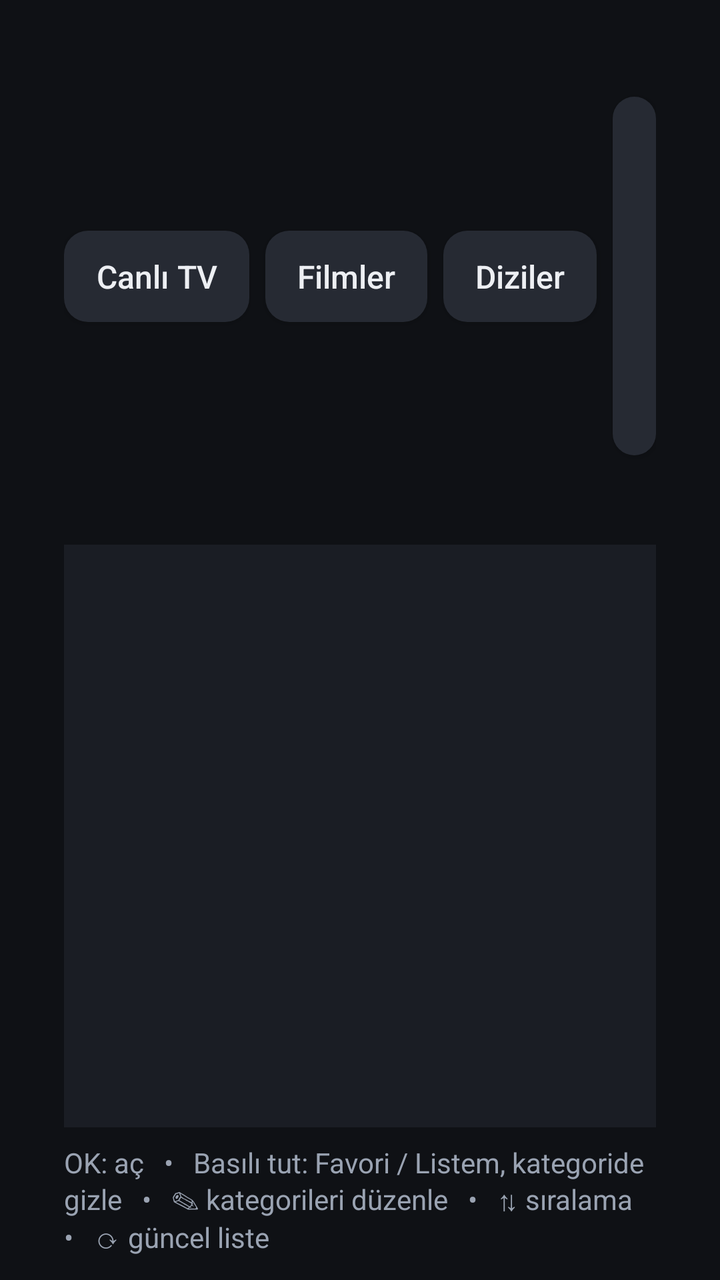
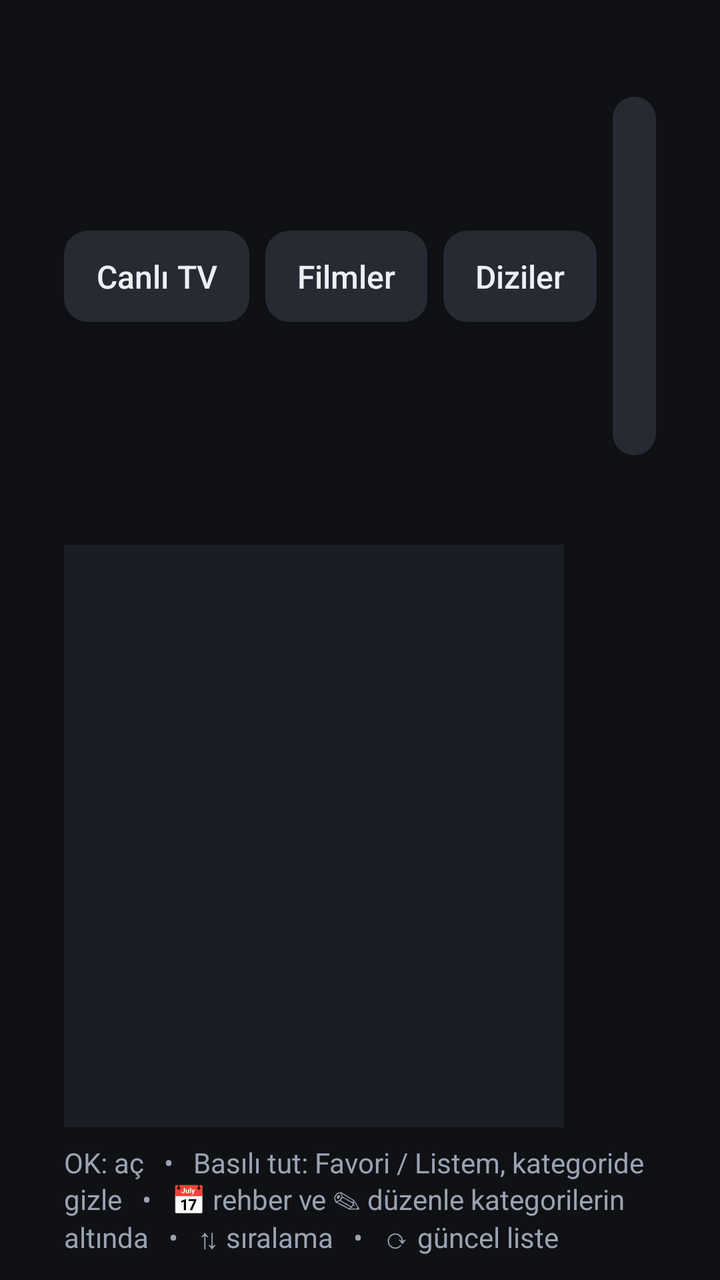

Screens rendered from an Android XML layout before and after an edit, with the pre-edit source and the edit as a unified diff.
<!-- AndroidManifest.xml: application theme AppTheme -->
<!-- res/layout/activity_channels.xml -->
<?xml version="1.0" encoding="utf-8"?>
<LinearLayout xmlns:android="http://schemas.android.com/apk/res/android"
    android:layout_width="match_parent"
    android:layout_height="match_parent"
    android:background="@color/bg"
    android:orientation="vertical"
    android:paddingLeft="32dp"
    android:paddingTop="20dp"
    android:paddingRight="32dp"
    android:paddingBottom="12dp">

    <LinearLayout
        android:layout_width="match_parent"
        android:layout_height="wrap_content"
        android:gravity="center_vertical"
        android:orientation="horizontal">

        <Button
            android:id="@+id/tabLive"
            style="@style/Btn"
            android:text="Canlı TV" />

        <Button
            android:id="@+id/tabMovies"
            style="@style/Btn"
            android:layout_marginLeft="8dp"
            android:text="Filmler" />

        <Button
            android:id="@+id/tabSeries"
            style="@style/Btn"
            android:layout_marginLeft="8dp"
            android:text="Diziler" />

        <Button
            android:id="@+id/tabList"
            style="@style/Btn"
            android:layout_marginLeft="8dp"
            android:text="☰ Listem" />

        <Button
            android:id="@+id/tabFav"
            style="@style/Btn"
            android:layout_marginLeft="8dp"
            android:text="★ Favoriler" />

        <EditText
            android:id="@+id/etSearch"
            style="@style/Input"
            android:layout_width="0dp"
            android:layout_marginLeft="16dp"
            android:layout_marginTop="0dp"
            android:layout_weight="1"
            android:hint="Ara…"
            android:imeOptions="actionSearch"
            android:inputType="text"
            android:padding="10dp"
            android:textSize="16sp" />

        <Button
            android:id="@+id/btnSort"
            style="@style/Btn"
            android:layout_marginLeft="8dp"
            android:text="⇅ Sıra" />

        <Button
            android:id="@+id/btnReload"
            style="@style/Btn"
            android:layout_marginLeft="8dp"
            android:text="⟳ Yenile" />

        <Button
            android:id="@+id/btnAccount"
            style="@style/Btn"
            android:layout_marginLeft="8dp"
            android:text="⚙" />
    </LinearLayout>

    <FrameLayout
        android:layout_width="match_parent"
        android:layout_height="0dp"
        android:layout_marginTop="16dp"
        android:layout_weight="1">

        <LinearLayout
            android:layout_width="match_parent"
            android:layout_height="match_parent"
            android:orientation="horizontal">

            <androidx.recyclerview.widget.RecyclerView
                android:id="@+id/rvCategories"
                android:layout_width="300dp"
                android:layout_height="match_parent"
                android:background="@color/panel"
                android:clipToPadding="false"
                android:padding="8dp" />

            <androidx.recyclerview.widget.RecyclerView
                android:id="@+id/rvChannels"
                android:layout_width="0dp"
                android:layout_height="match_parent"
                android:layout_marginLeft="16dp"
                android:layout_weight="1"
                android:clipToPadding="false"
                android:padding="4dp" />
        </LinearLayout>

        <LinearLayout
            android:id="@+id/loading"
            android:layout_width="wrap_content"
            android:layout_height="wrap_content"
            android:layout_gravity="center"
            android:gravity="center"
            android:orientation="vertical"
            android:visibility="gone">

            <ProgressBar
                android:layout_width="56dp"
                android:layout_height="56dp" />

            <TextView
                android:id="@+id/tvLoading"
                android:layout_width="wrap_content"
                android:layout_height="wrap_content"
                android:layout_marginTop="12dp"
                android:textColor="@color/text_dim"
                android:textSize="16sp" />
        </LinearLayout>

        <TextView
            android:id="@+id/tvEmpty"
            android:layout_width="wrap_content"
            android:layout_height="wrap_content"
            android:layout_gravity="center"
            android:layout_marginLeft="300dp"
            android:gravity="center"
            android:padding="24dp"
            android:textColor="@color/text_dim"
            android:textSize="18sp"
            android:visibility="gone" />
    </FrameLayout>

    <TextView
        android:id="@+id/tvHint"
        android:layout_width="match_parent"
        android:layout_height="wrap_content"
        android:layout_marginTop="8dp"
        android:text="OK: aç   •   Basılı tut: Favori / Listem, kategoride gizle   •   ✎ kategorileri düzenle   •   ⇅ sıralama   •   ⟳ güncel liste"
        android:textColor="@color/text_dim"
        android:textSize="14sp" />
</LinearLayout>
<!-- resources referenced by this layout -->
<resources>
  <color name="bg">#0F1115</color>
  <color name="panel">#1A1D24</color>
  <color name="text_dim">#9AA3B2</color>
  <style name="Btn">
          <item name="android:layout_width">wrap_content</item>
          <item name="android:layout_height">wrap_content</item>
          <item name="android:background">@drawable/bg_button</item>
          <item name="android:textColor">@color/item_text</item>
          <item name="android:textAllCaps">false</item>
          <item name="android:textSize">16sp</item>
          <item name="android:paddingLeft">16dp</item>
          <item name="android:paddingRight">16dp</item>
          <item name="android:paddingTop">12dp</item>
          <item name="android:paddingBottom">12dp</item>
          <item name="android:minHeight">0dp</item>
          <item name="android:minWidth">0dp</item>
          <item name="android:focusable">true</item>
      </style>
  <style name="Input">
          <item name="android:layout_width">match_parent</item>
          <item name="android:layout_height">wrap_content</item>
          <item name="android:layout_marginTop">12dp</item>
          <item name="android:background">@drawable/bg_input</item>
          <item name="android:padding">14dp</item>
          <item name="android:textColor">@color/text</item>
          <item name="android:textColorHint">@color/text_dim</item>
          <item name="android:textSize">18sp</item>
          <item name="android:singleLine">true</item>
          <item name="android:imeOptions">actionNext</item>
      </style>
  <style name="AppTheme" parent="Theme.AppCompat.NoActionBar">
          <item name="android:windowBackground">@color/bg</item>
          <item name="colorPrimary">@color/accent</item>
          <item name="colorPrimaryDark">@color/bg</item>
          <item name="colorAccent">@color/accent</item>
          <item name="android:textColorPrimary">@color/text</item>
          <item name="android:textColorSecondary">@color/text_dim</item>
      </style>
  <!-- drawable bg_button (drawable) -->
  <?xml version="1.0" encoding="utf-8"?>
  <selector xmlns:android="http://schemas.android.com/apk/res/android">
      <item android:state_focused="true">
          <shape>
              <solid android:color="@color/accent" />
              <corners android:radius="12dp" />
          </shape>
      </item>
      <item android:state_activated="true">
          <shape>
              <solid android:color="@color/panel_light" />
              <stroke android:width="2dp" android:color="@color/accent" />
              <corners android:radius="12dp" />
          </shape>
      </item>
      <item>
          <shape>
              <solid android:color="@color/panel_light" />
              <corners android:radius="12dp" />
          </shape>
      </item>
  </selector>
  <!-- drawable bg_input (drawable) -->
  <?xml version="1.0" encoding="utf-8"?>
  <selector xmlns:android="http://schemas.android.com/apk/res/android">
      <item android:state_focused="true">
          <shape>
              <solid android:color="@color/panel" />
              <stroke android:width="2dp" android:color="@color/accent" />
              <corners android:radius="10dp" />
          </shape>
      </item>
      <item>
          <shape>
              <solid android:color="@color/panel" />
              <stroke android:width="1dp" android:color="@color/line" />
              <corners android:radius="10dp" />
          </shape>
      </item>
  </selector>
  <color name="text">#EDEFF3</color>
  <color name="accent">#2FD3A6</color>
  <color name="panel_light">#262A33</color>
  <color name="line">#3A4250</color>
</resources>

<!-- the commit's change to res/layout/activity_channels.xml (unified diff, before → after) -->
@@ -1,5 +1,6 @@
 <?xml version="1.0" encoding="utf-8"?>
 <LinearLayout xmlns:android="http://schemas.android.com/apk/res/android"
+    xmlns:app="http://schemas.android.com/apk/res-auto"
     android:layout_width="match_parent"
     android:layout_height="match_parent"
     android:background="@color/bg"
@@ -51,7 +52,7 @@
             android:layout_marginLeft="16dp"
             android:layout_marginTop="0dp"
             android:layout_weight="1"
-            android:hint="Ara…"
+            android:hint="Ara (her yerde)…"
             android:imeOptions="actionSearch"
             android:inputType="text"
             android:padding="10dp"
@@ -89,7 +90,7 @@
 
             <androidx.recyclerview.widget.RecyclerView
                 android:id="@+id/rvCategories"
-                android:layout_width="300dp"
+                android:layout_width="250dp"
                 android:layout_height="match_parent"
                 android:background="@color/panel"
                 android:clipToPadding="false"
@@ -103,6 +104,56 @@
                 android:layout_weight="1"
                 android:clipToPadding="false"
                 android:padding="4dp" />
+
+            <LinearLayout
+                android:id="@+id/previewPanel"
+                android:layout_width="320dp"
+                android:layout_height="match_parent"
+                android:layout_marginLeft="16dp"
+                android:orientation="vertical"
+                android:visibility="gone">
+
+                <androidx.media3.ui.PlayerView
+                    android:id="@+id/previewView"
+                    android:layout_width="320dp"
+                    android:layout_height="180dp"
+                    android:background="#000000"
+                    android:focusable="false"
+                    app:resize_mode="fit"
+                    app:show_buffering="always"
+                    app:use_controller="false" />
+
+                <TextView
+                    android:id="@+id/tvPreviewName"
+                    android:layout_width="match_parent"
+                    android:layout_height="wrap_content"
+                    android:layout_marginTop="10dp"
+                    android:ellipsize="end"
+                    android:maxLines="2"
+                    android:textColor="@color/text"
+                    android:textSize="18sp"
+                    android:textStyle="bold" />
+
+                <TextView
+                    android:id="@+id/tvPreviewNow"
+                    android:layout_width="match_parent"
+                    android:layout_height="wrap_content"
+                    android:layout_marginTop="6dp"
+                    android:ellipsize="end"
+                    android:maxLines="2"
+                    android:textColor="@color/accent"
+                    android:textSize="15sp" />
+
+                <TextView
+                    android:id="@+id/tvPreviewNext"
+                    android:layout_width="match_parent"
+                    android:layout_height="wrap_content"
+                    android:layout_marginTop="4dp"
+                    android:ellipsize="end"
+                    android:maxLines="2"
+                    android:textColor="@color/text_dim"
+                    android:textSize="14sp" />
+            </LinearLayout>
         </LinearLayout>
 
         <LinearLayout
@@ -132,7 +183,7 @@
             android:layout_width="wrap_content"
             android:layout_height="wrap_content"
             android:layout_gravity="center"
-            android:layout_marginLeft="300dp"
+            android:layout_marginLeft="250dp"
             android:gravity="center"
             android:padding="24dp"
             android:textColor="@color/text_dim"
@@ -145,7 +196,7 @@
         android:layout_width="match_parent"
         android:layout_height="wrap_content"
         android:layout_marginTop="8dp"
-        android:text="OK: aç   •   Basılı tut: Favori / Listem, kategoride gizle   •   ✎ kategorileri düzenle   •   ⇅ sıralama   •   ⟳ güncel liste"
+        android:text="OK: aç   •   Basılı tut: Favori / Listem, kategoride gizle   •   📅 rehber ve ✎ düzenle kategorilerin altında   •   ⇅ sıralama   •   ⟳ güncel liste"
         android:textColor="@color/text_dim"
         android:textSize="14sp" />
 </LinearLayout>
